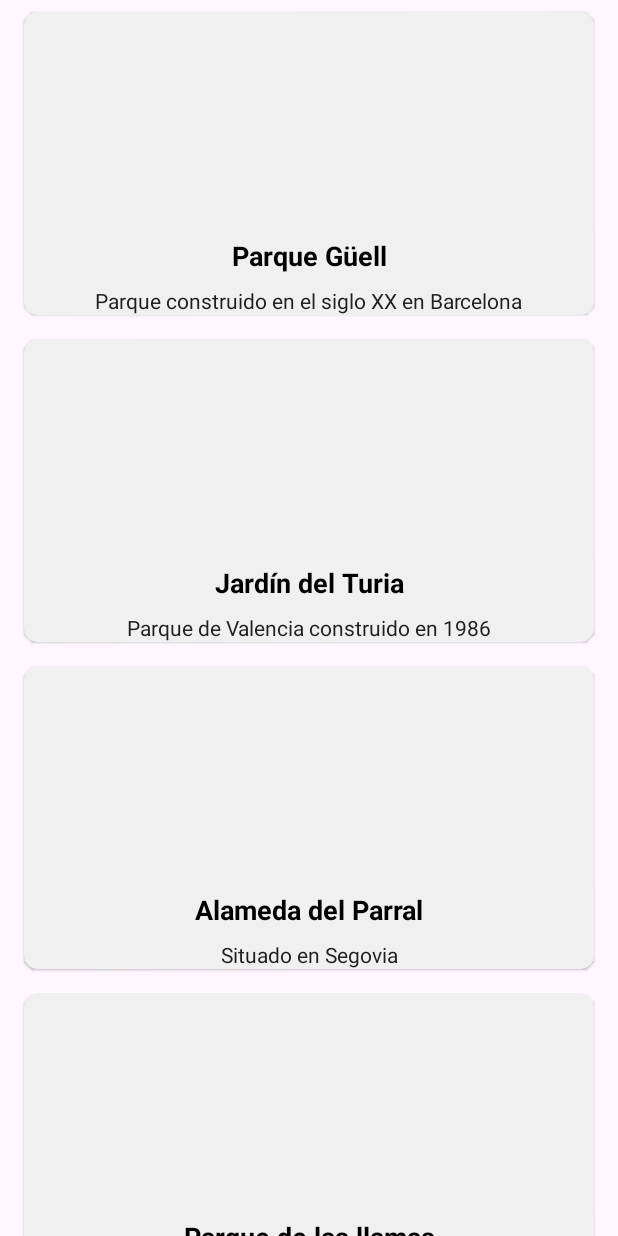
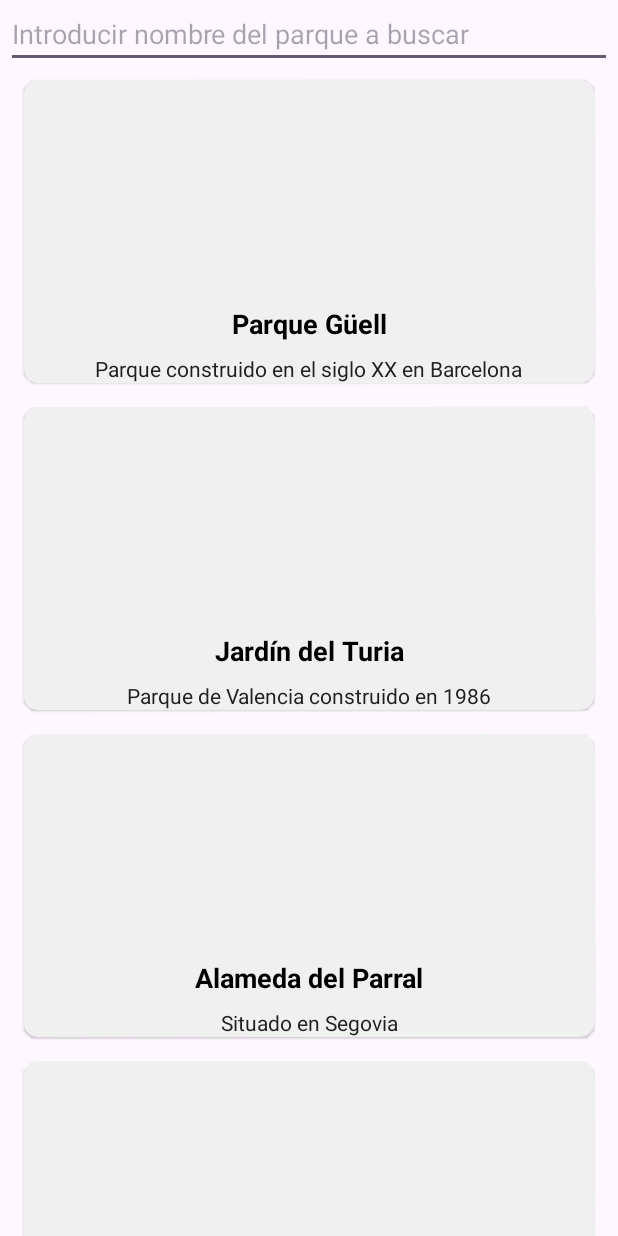
Before and after one commit to saragl728/ListadoParques, an Android app: the screen it shows after launch (MainActivity), on a phone screen of 412 x 824 dp. Run offline under Robolectric (Android 15) with nearby library versions, the phone set to English and light mode, and no system bars; pictures from the network do not load.

Commit message:
Añado un filtro de búsqueda

```diff
--- a/app/src/main/java/com/example/listadoparques/Adapter/ParkAdapter.kt
+++ b/app/src/main/java/com/example/listadoparques/Adapter/ParkAdapter.kt
@@ -1,12 +1,12 @@
 package com.example.listadoparques.Adapter
 
+import android.view.LayoutInflater
 import android.view.ViewGroup
 import androidx.recyclerview.widget.RecyclerView
-import android.view.LayoutInflater
 import com.example.listadoparques.Parques
 import com.example.listadoparques.R
 
-class ParkAdapter(val listaDeParques: List<Parques>): RecyclerView.Adapter<ParkViewHolder>() {
+class ParkAdapter(var listaDeParques: List<Parques>): RecyclerView.Adapter<ParkViewHolder>() {
     override fun onCreateViewHolder(parent: ViewGroup, viewType: Int): ParkViewHolder {
         val layoutInflater = LayoutInflater.from(parent.context)
         return ParkViewHolder(layoutInflater.inflate(R.layout.item_parque, parent, false))
@@ -20,4 +20,9 @@ class ParkAdapter(val listaDeParques: List<Parques>): RecyclerView.Adapter<ParkV
         val item = listaDeParques[position]
         holder.render(item)
     }
+
+    fun actualizarParques(listaparque: List<Parques>) {
+        this.listaDeParques = listaparque
+        notifyDataSetChanged()
+    }
 }
--- a/app/src/main/java/com/example/listadoparques/MainActivity.kt
+++ b/app/src/main/java/com/example/listadoparques/MainActivity.kt
@@ -2,6 +2,7 @@ package com.example.listadoparques
 
 import android.os.Bundle
 import androidx.appcompat.app.AppCompatActivity
+import androidx.core.widget.addTextChangedListener
 import androidx.recyclerview.widget.LinearLayoutManager
 import com.example.listadoparques.Adapter.ParkAdapter
 import com.example.listadoparques.databinding.ActivityMainBinding
@@ -10,11 +11,20 @@ class MainActivity : AppCompatActivity() {
     override fun onCreate(savedInstanceState: Bundle?) {
         super.onCreate(savedInstanceState)
         //setContentView(R.layout.activity_main)
+        var adapter = ParkAdapter(ListaParques.listaDeParques)
         val binding = ActivityMainBinding.inflate(layoutInflater)
         setContentView(binding.root)
 
         binding.recycler.layoutManager = LinearLayoutManager(this)
-        binding.recycler.adapter = ParkAdapter(ListaParques.listaDeParques)
+        binding.recycler.adapter = adapter
+
+        binding.filtro.addTextChangedListener { filtro ->
+            val filtroParque =
+                ListaParques.listaDeParques.filter { parques ->
+                    parques.nombre.lowercase().contains(filtro.toString().lowercase())
+                }
+            adapter.actualizarParques(filtroParque)
+        }
 
     }
 }
--- a/app/src/main/res/layout/activity_main.xml
+++ b/app/src/main/res/layout/activity_main.xml
@@ -6,13 +6,27 @@
     android:layout_height="match_parent"
     tools:context=".MainActivity">
 
+    <EditText
+        android:id="@+id/filtro"
+        android:layout_width="match_parent"
+        android:layout_height="wrap_content"
+        android:ems="10"
+        android:inputType="text"
+        android:hint="Introducir nombre del parque a buscar"
+        android:maxLines="1"
+        android:textSize="18sp"
+        android:layout_marginLeft="4dp"
+        android:layout_marginRight="4dp"
+        android:layout_marginBottom="5dp"
+        app:layout_constraintTop_toTopOf="parent"
+        app:layout_constraintLeft_toLeftOf="parent"
+        app:layout_constraintRight_toRightOf="parent"/>
+
     <androidx.recyclerview.widget.RecyclerView
         android:id="@+id/recycler"
         android:layout_width="match_parent"
-        android:layout_height="match_parent"
+        android:layout_height="0dp"
         app:layout_constraintBottom_toBottomOf="parent"
-        app:layout_constraintEnd_toEndOf="parent"
-        app:layout_constraintStart_toStartOf="parent"
-        app:layout_constraintTop_toTopOf="parent" />
+        app:layout_constraintTop_toBottomOf="@id/filtro" />
 
 </androidx.constraintlayout.widget.ConstraintLayout>
```
